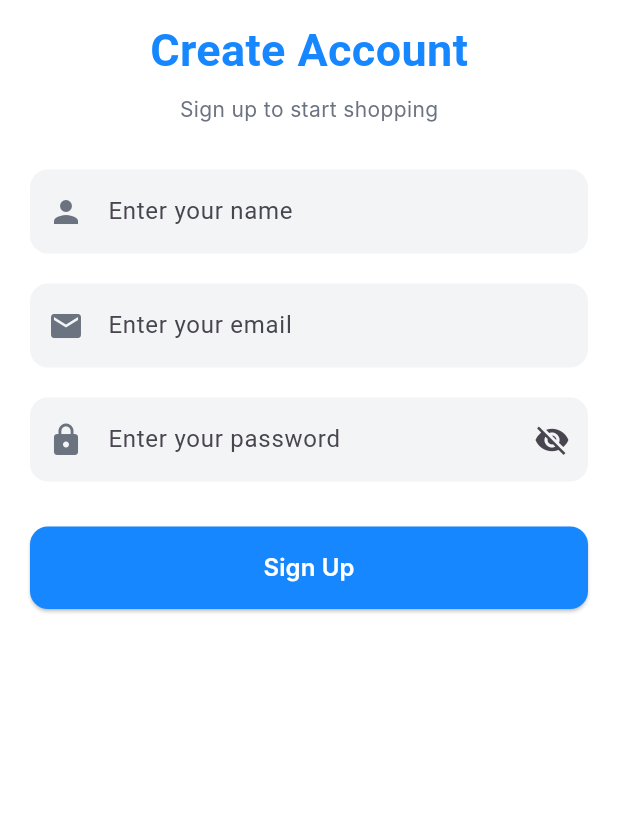
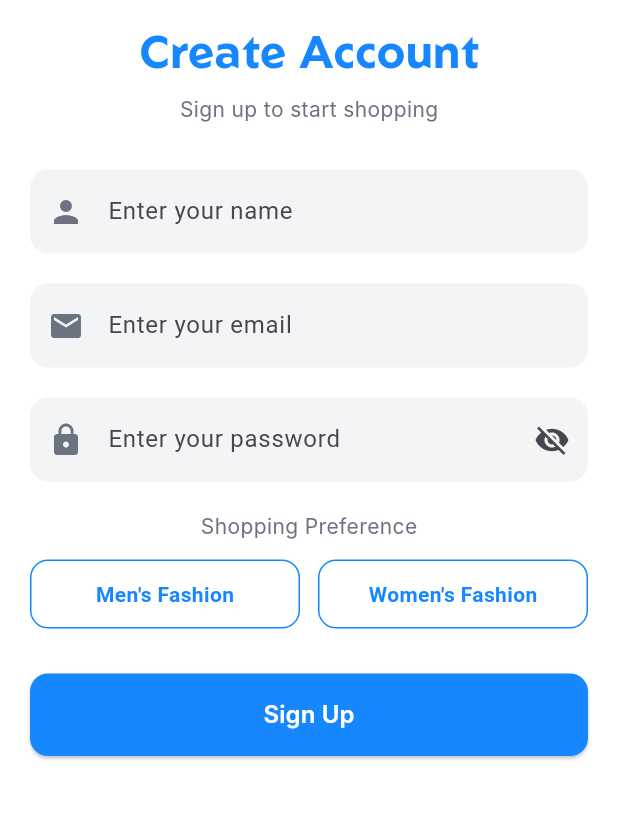
Before and after one commit to Sujal-neupane/tapto, a Flutter app: the SignupScreen screen opened by its route, on a phone screen of 412 x 824 dp, the part 195-1015 px from its top. Run offline on Flutter 3.47's test engine with Material 3 defaults, Android fonts, the phone set to English and light mode, and no system bars; Roboto replaces fonts that are missing (Inter, Poppins).

Commit message:
made some ui changes and enhanched the theme added different screens and enhanced ui also made the code reusable and scalable

```diff
--- a/lib/screens/auth/forgot_password_screen.dart
+++ b/lib/screens/auth/forgot_password_screen.dart
@@ -57,7 +57,11 @@ class _ForgotPasswordScreenState extends State<ForgotPasswordScreen> {
             SizedBox(
               width: double.infinity,
               child: ElevatedButton(
-                onPressed: _sendOtp,
+                onPressed: () {
+                  _sendOtp();
+                },
+                // onPressed: () => Navigator.pushNamed(
+                //
                 child: const Text('Send OTP', style: AppTextStyles.button),
               ),
             ),
--- a/lib/screens/signp_screen.dart
+++ b/lib/screens/signp_screen.dart
@@ -2,6 +2,7 @@ import 'package:flutter/material.dart';
 import '../../theme/app_text_styles.dart';
 import '../../theme/app_spacing.dart';
 import '../../theme/app_input_theme.dart';
+import 'package:tapto/widgets/preference_chip.dart';
 
 class SignupScreen extends StatefulWidget {
   const SignupScreen({super.key});
@@ -19,6 +20,7 @@ class _SignupScreenState extends State<SignupScreen> {
 
   @override
   Widget build(BuildContext context) {
+    String preference = '';
     return Scaffold(
       body: SafeArea(
         child: SingleChildScrollView(
@@ -73,7 +75,31 @@ class _SignupScreenState extends State<SignupScreen> {
                   ),
                 ),
               ),
+              const SizedBox(height: AppSpacing.md),
 
+              const Text(
+                'Shopping Preference',
+                style: AppTextStyles.subHeading,
+              ),
+              const SizedBox(height: AppSpacing.sm),
+
+              Row(
+                children: [
+                  PreferenceChip(
+                    label: "Men's Fashion",
+                    selected: preference == 'Men',
+                    onTap: () => setState(() => preference = 'Men'),
+                  ),
+                  const SizedBox(width: AppSpacing.sm),
+                  PreferenceChip(
+                    label: "Women's Fashion",
+                    selected: preference == 'Women',
+                    onTap: () => setState(() => preference = 'Women'),
+                  ),
+                ],
+              ),
+
+              // inside signup form
               const SizedBox(height: AppSpacing.lg),
 
               SizedBox(
--- /dev/null
+++ b/lib/theme/app_text_style.dart
@@ -0,0 +1,28 @@
+import 'package:flutter/material.dart';
+import 'app_colors.dart';
+
+class AppTextStyles {
+  static const heading = TextStyle(
+    fontSize: 30,
+    fontWeight: FontWeight.bold,
+    color: AppColors.primary,
+  );
+
+  static const subHeading = TextStyle(
+    fontSize: 16,
+    fontWeight: FontWeight.w600,
+    color: AppColors.textPrimary,
+  );
+
+  static const body = TextStyle(fontSize: 14, color: AppColors.textPrimary);
+
+  static const hint = TextStyle(fontSize: 14, color: AppColors.textSecondary);
+
+  static const link = TextStyle(
+    fontSize: 14,
+    color: AppColors.primary,
+    fontWeight: FontWeight.w600,
+  );
+
+  static const appBar = TextStyle(fontSize: 18, fontWeight: FontWeight.w600);
+}
--- a/lib/theme/app_text_styles.dart
+++ b/lib/theme/app_text_styles.dart
@@ -2,7 +2,7 @@ import 'package:flutter/material.dart';
 import 'app_colors.dart';
 
 class AppTextStyles {
-  static const String fontPrimary = 'Poppins';
+  static const String fontPrimary = 'Geom';
   static const String fontSecondary = 'Inter';
 
   static const heading = TextStyle(
@@ -30,4 +30,10 @@ class AppTextStyles {
     fontWeight: FontWeight.w600,
     color: Colors.white,
   );
+
+  static TextStyle? get appBar => null;
+
+  static TextStyle? get link => null;
+
+  static TextStyle? get hint => null;
 }
--- /dev/null
+++ b/lib/widgets/preference_chip.dart
@@ -0,0 +1,42 @@
+import 'package:flutter/material.dart';
+import '../theme/app_colors.dart';
+import '../theme/app_spacing.dart';
+
+class PreferenceChip extends StatelessWidget {
+  final String label;
+  final bool selected;
+  final VoidCallback onTap;
+
+  const PreferenceChip({
+    super.key,
+    required this.label,
+    required this.selected,
+    required this.onTap,
+  });
+
+  @override
+  Widget build(BuildContext context) {
+    return Expanded(
+      child: GestureDetector(
+        onTap: onTap,
+        child: Container(
+          padding: const EdgeInsets.symmetric(vertical: AppSpacing.sm),
+          decoration: BoxDecoration(
+            color: selected ? AppColors.primary : Colors.transparent,
+            borderRadius: BorderRadius.circular(12),
+            border: Border.all(color: AppColors.primary),
+          ),
+          child: Center(
+            child: Text(
+              label,
+              style: TextStyle(
+                color: selected ? Colors.white : AppColors.primary,
+                fontWeight: FontWeight.w600,
+              ),
+            ),
+          ),
+        ),
+      ),
+    );
+  }
+}
```
Also changed, not shown: lib/app.dart (+4 -4 lines), lib/screens/dashboard_screen.dart (+66 -70 lines), lib/screens/home_screen.dart (deleted, +0 -19 lines), lib/screens/home_swipe_screen.dart (added, +79 -0 lines), lib/screens/login_screen.dart (+11 -1 lines), lib/screens/profile_screen.dart (+1 -6 lines), lib/screens/wish_list_screen.dart (+3 -34 lines), lib/widgets/category_chip.dart (deleted, +0 -40 lines), lib/widgets/primary_button.dart (added, +16 -0 lines).
